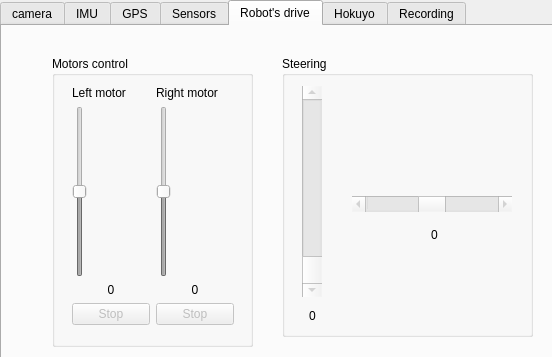
LRMPUT/TAPAS, file trunk/Trobot_Qt/trobotqt.ui: the form before one commit; both pictures show x 0 to 552 and y 0 to 357 of the 829 by 705 pixel window.
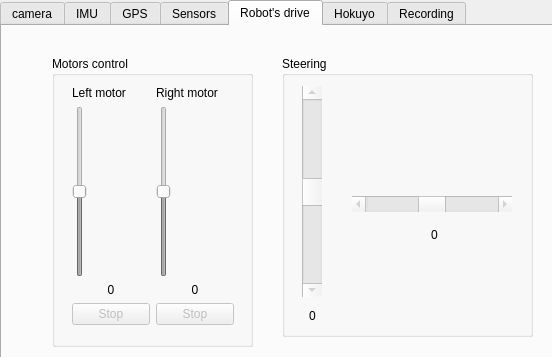
The form after the commit.

```diff
--- a/trunk/Trobot_Qt/trobotqt.ui
+++ b/trunk/Trobot_Qt/trobotqt.ui
@@ -1217,8 +1217,11 @@
          <height>211</height>
         </rect>
        </property>
+       <property name="minimum">
+        <number>-1000</number>
+       </property>
        <property name="maximum">
-        <number>115</number>
+        <number>1000</number>
        </property>
        <property name="orientation">
         <enum>Qt::Vertical</enum>
```
